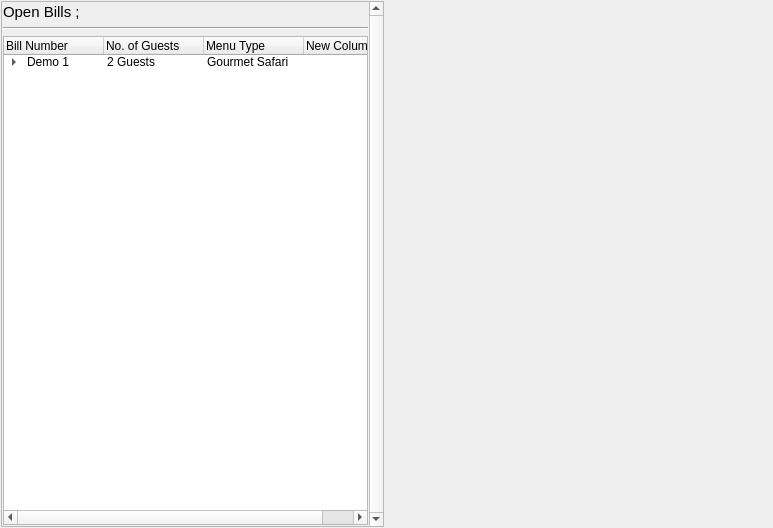
The window that csreditbill.ui (zadockmaloba/ProcurementSys) describes before a commit, drawn with Qt 5.
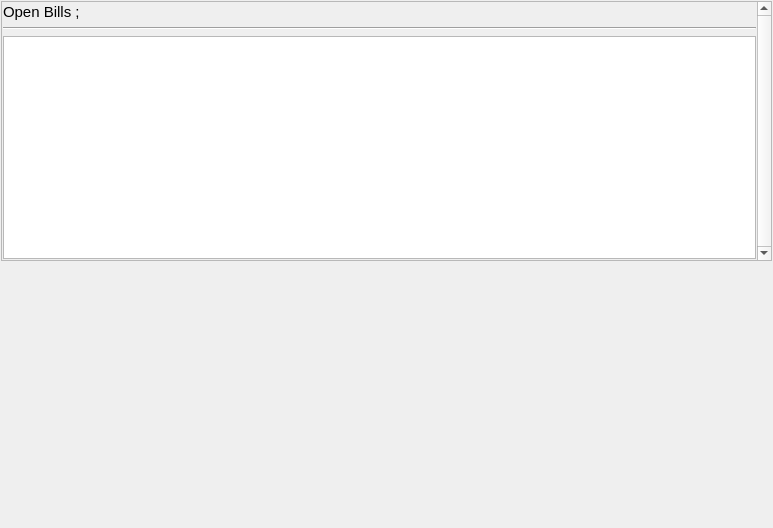
The same window after the commit.

```diff
--- a/csreditbill.ui
+++ b/csreditbill.ui
@@ -13,7 +13,7 @@
   <property name="windowTitle">
    <string>csrEditBill</string>
   </property>
-  <layout class="QHBoxLayout" name="horizontalLayout">
+  <layout class="QVBoxLayout" name="verticalLayout_2">
    <property name="leftMargin">
     <number>1</number>
    </property>
@@ -29,7 +29,7 @@
    <item>
     <widget class="QScrollArea" name="scrollArea">
      <property name="sizePolicy">
-      <sizepolicy hsizetype="Minimum" vsizetype="Expanding">
+      <sizepolicy hsizetype="Expanding" vsizetype="Expanding">
        <horstretch>0</horstretch>
        <verstretch>0</verstretch>
       </sizepolicy>
@@ -45,8 +45,8 @@
        <rect>
         <x>0</x>
         <y>0</y>
-        <width>364</width>
-        <height>524</height>
+        <width>752</width>
+        <height>258</height>
        </rect>
       </property>
       <layout class="QVBoxLayout" name="verticalLayout">
@@ -77,71 +77,22 @@
         </widget>
        </item>
        <item>
-        <widget class="QTreeWidget" name="treeWidget">
-         <property name="frameShape">
-          <enum>QFrame::StyledPanel</enum>
-         </property>
-         <property name="frameShadow">
-          <enum>QFrame::Plain</enum>
-         </property>
-         <property name="uniformRowHeights">
-          <bool>true</bool>
-         </property>
-         <property name="animated">
-          <bool>true</bool>
-         </property>
-         <property name="headerHidden">
-          <bool>false</bool>
-         </property>
-         <column>
-          <property name="text">
-           <string>Bill Number</string>
-          </property>
-         </column>
-         <column>
-          <property name="text">
-           <string>No. of Guests</string>
-          </property>
-         </column>
-         <column>
-          <property name="text">
-           <string>Menu Type</string>
-          </property>
-         </column>
-         <column>
-          <property name="text">
-           <string>New Column</string>
-          </property>
-         </column>
-         <item>
-          <property name="text">
-           <string>Demo 1</string>
-          </property>
-          <property name="text">
-           <string>2 Guests</string>
-          </property>
-          <property name="text">
-           <string>Gourmet Safari</string>
-          </property>
-          <item>
-           <property name="text">
-            <string>New Subitem</string>
-           </property>
-           <item>
-            <property name="text">
-             <string>New Subitem</string>
-            </property>
-           </item>
-          </item>
-         </item>
-        </widget>
+        <widget class="QTreeView" name="treeView"/>
        </item>
       </layout>
      </widget>
     </widget>
    </item>
    <item>
-    <widget class="QWidget" name="widget" native="true"/>
+    <widget class="QWidget" name="widget" native="true">
+     <property name="sizePolicy">
+      <sizepolicy hsizetype="Expanding" vsizetype="Expanding">
+       <horstretch>0</horstretch>
+       <verstretch>0</verstretch>
+      </sizepolicy>
+     </property>
+     <layout class="QHBoxLayout" name="horizontalLayout_2"/>
+    </widget>
    </item>
   </layout>
  </widget>
```
Left out of the diff: 3 changed lines with no effect on the pictures.
